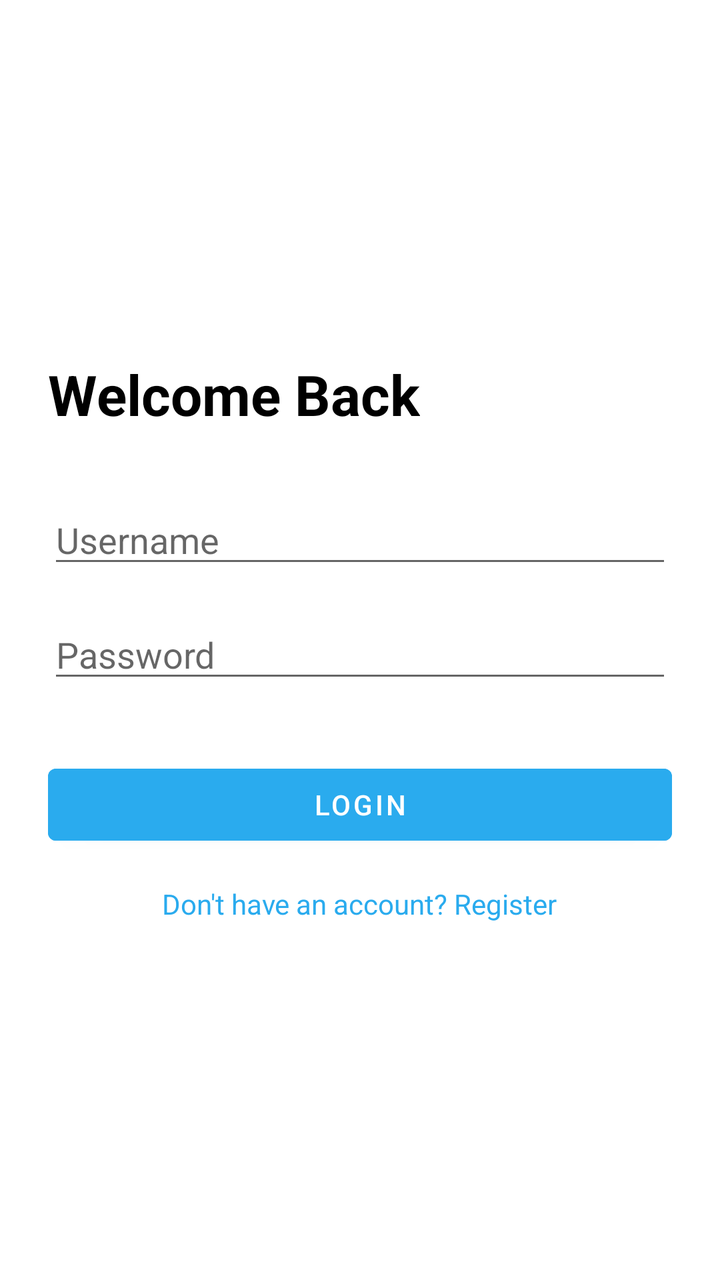
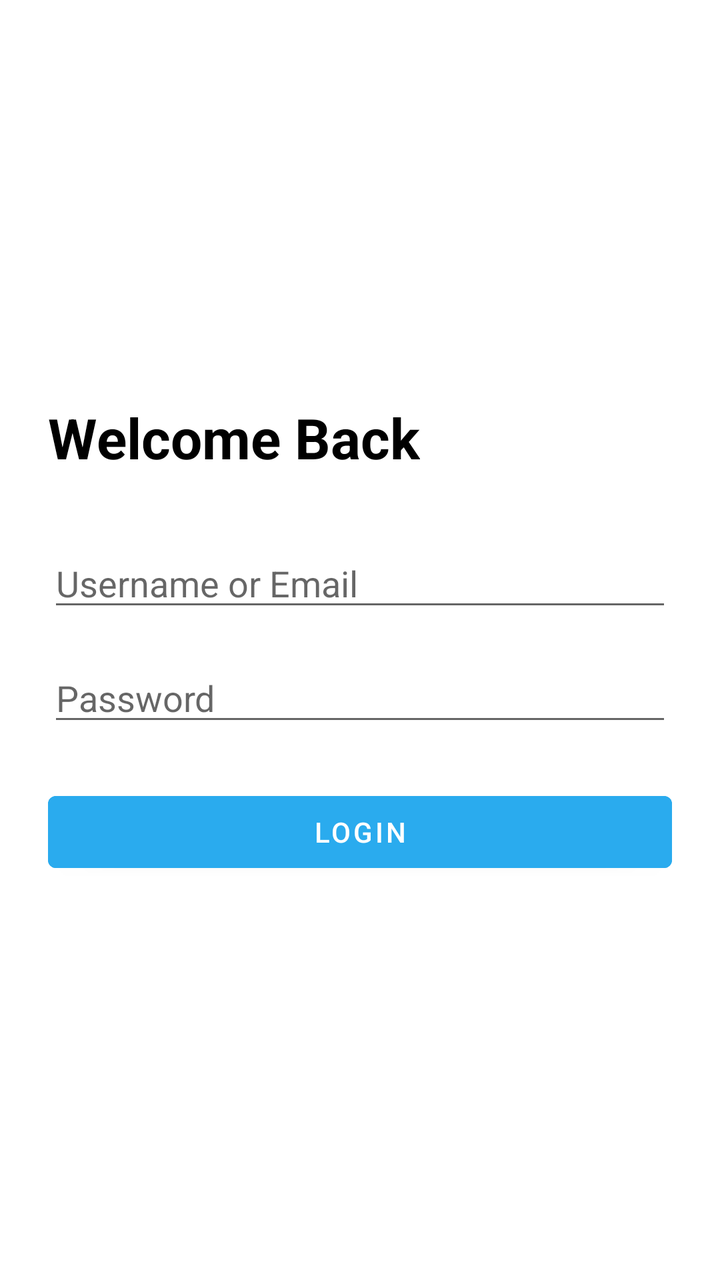

Two renders of the same Android screen: before a commit and after it. Below are the layout's source before the change and the commit's diff.
<!-- AndroidManifest.xml: application theme Theme.Imi -->
<!-- res/layout/fragment_login.xml -->
<?xml version="1.0" encoding="utf-8"?>
<LinearLayout xmlns:android="http://schemas.android.com/apk/res/android"
    android:layout_width="match_parent"
    android:layout_height="match_parent"
    android:orientation="vertical"
    android:padding="24dp"
    android:gravity="center_vertical">

    <TextView
        android:layout_width="wrap_content"
        android:layout_height="wrap_content"
        android:text="Welcome Back"
        android:textSize="28sp"
        android:textStyle="bold"
        android:textColor="@color/black" />

    <EditText
        android:id="@+id/etUsername"
        android:layout_width="match_parent"
        android:layout_height="wrap_content"
        android:layout_marginTop="32dp"
        android:hint="Username"
        android:inputType="text" />

    <EditText
        android:id="@+id/etPassword"
        android:layout_width="match_parent"
        android:layout_height="wrap_content"
        android:layout_marginTop="16dp"
        android:hint="Password"
        android:inputType="textPassword" />

    <Button
        android:id="@+id/btnLogin"
        android:layout_width="match_parent"
        android:layout_height="wrap_content"
        android:layout_marginTop="32dp"
        android:text="Login"
        android:backgroundTint="@color/primary" />

    <TextView
        android:id="@+id/tvGoToRegister"
        android:layout_width="wrap_content"
        android:layout_height="wrap_content"
        android:layout_gravity="center_horizontal"
        android:layout_marginTop="16dp"
        android:text="Don't have an account? Register"
        android:textColor="@color/primary" />

</LinearLayout>
<!-- resources referenced by this layout -->
<resources>
  <color name="black">#000000</color>
  <color name="primary">#2AABEE</color>
  <style name="Theme.Imi" parent="Theme.MaterialComponents.DayNight.NoActionBar">
          <item name="colorPrimary">@color/primary</item>
          <item name="colorPrimaryDark">@color/primary_dark</item>
          <item name="colorAccent">@color/accent</item>
          <item name="android:statusBarColor">@color/white</item>
          <item name="android:windowLightStatusBar">true</item>
      </style>
  <color name="primary_dark">#229ED9</color>
  <color name="accent">#00C853</color>
  <color name="white">#FFFFFF</color>
</resources>

<!-- the commit's change to res/layout/fragment_login.xml (unified diff, before → after) -->
@@ -14,37 +14,44 @@
         android:textStyle="bold"
         android:textColor="@color/black" />
 
-    <EditText
-        android:id="@+id/etUsername"
+    <com.google.android.material.textfield.TextInputEditText
+        android:id="@+id/etLoginUsername"
         android:layout_width="match_parent"
         android:layout_height="wrap_content"
         android:layout_marginTop="32dp"
-        android:hint="Username"
+        android:hint="Username or Email"
         android:inputType="text" />
 
-    <EditText
-        android:id="@+id/etPassword"
+    <com.google.android.material.textfield.TextInputEditText
+        android:id="@+id/etLoginPassword"
         android:layout_width="match_parent"
         android:layout_height="wrap_content"
         android:layout_marginTop="16dp"
         android:hint="Password"
         android:inputType="textPassword" />
 
-    <Button
-        android:id="@+id/btnLogin"
+    <TextView
+        android:id="@+id/tvLoginError"
         android:layout_width="match_parent"
         android:layout_height="wrap_content"
-        android:layout_marginTop="32dp"
+        android:layout_marginTop="8dp"
+        android:textColor="#EF4444"
+        android:visibility="gone" />
+
+    <com.google.android.material.button.MaterialButton
+        android:id="@+id/btnLoginSubmit"
+        android:layout_width="match_parent"
+        android:layout_height="wrap_content"
+        android:layout_marginTop="24dp"
         android:text="Login"
         android:backgroundTint="@color/primary" />
 
-    <TextView
-        android:id="@+id/tvGoToRegister"
+    <ProgressBar
+        android:id="@+id/pbLoginLoading"
         android:layout_width="wrap_content"
         android:layout_height="wrap_content"
         android:layout_gravity="center_horizontal"
         android:layout_marginTop="16dp"
-        android:text="Don't have an account? Register"
-        android:textColor="@color/primary" />
+        android:visibility="gone" />
 
 </LinearLayout>
